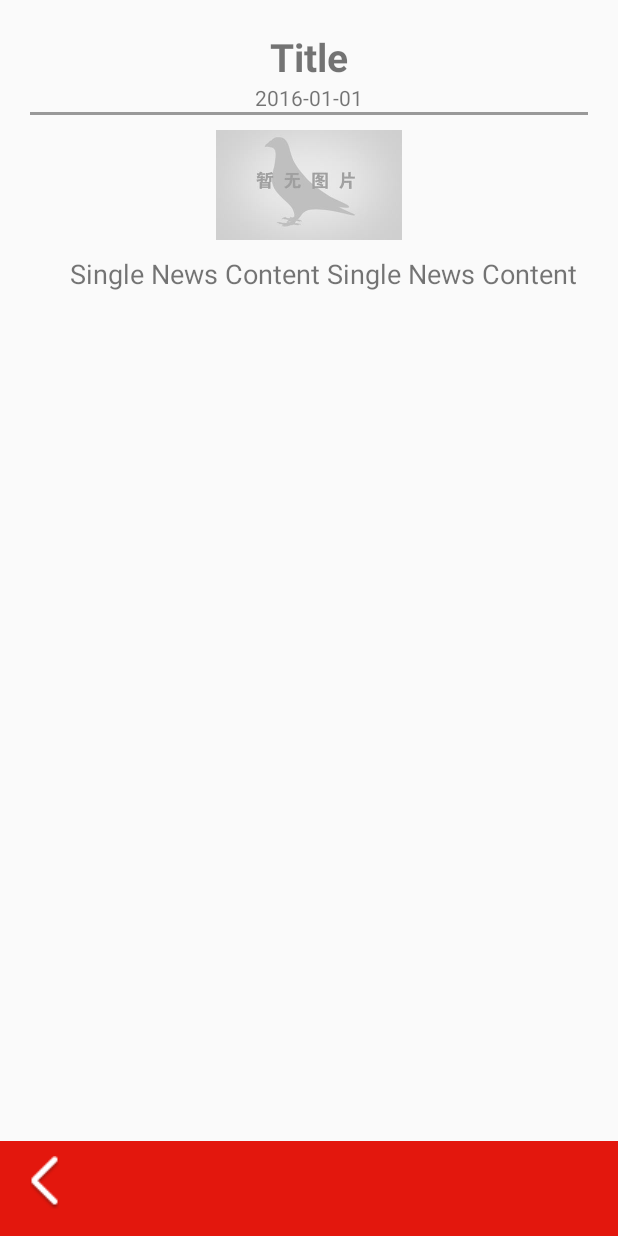
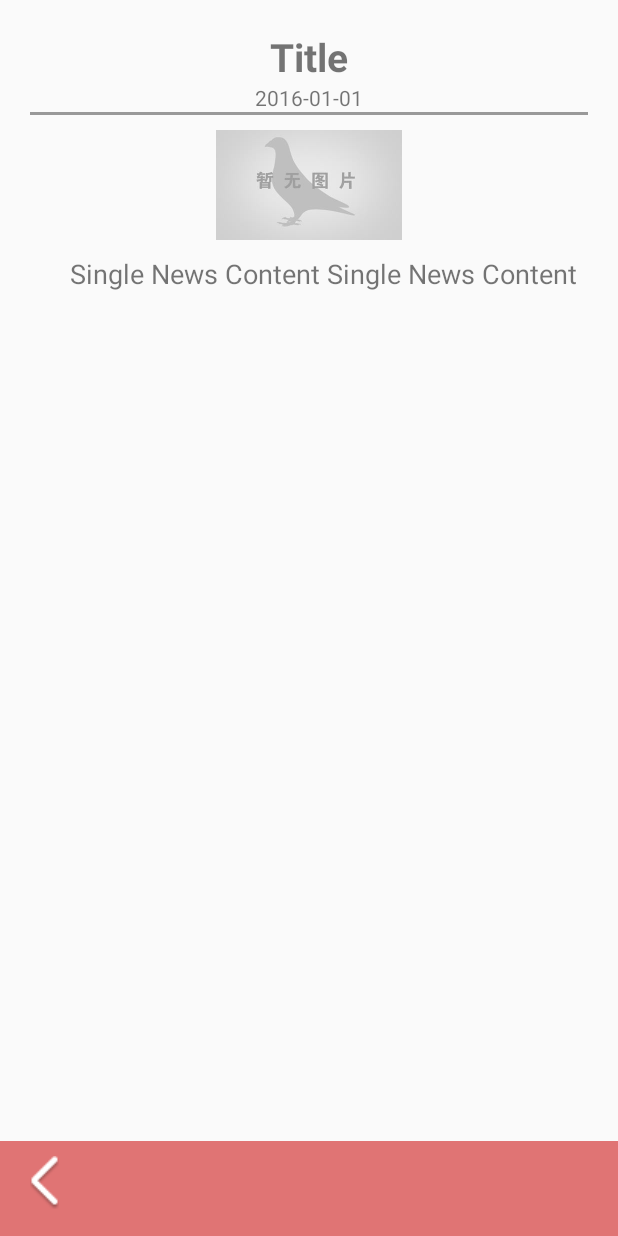
Before and after one commit to zhulr/ASOSApp, an Android app: the NewsDetailedActivity screen opened directly, with no data from a screen before it, on a phone screen of 412 x 824 dp. Run offline under Robolectric (Android 15) with nearby library versions, the phone set to English and light mode, and no system bars; 1 statement that could not run was skipped.

Commit message:
图片调整

```diff
--- a/app/src/main/res/layout/activity_news_detailed.xml
+++ b/app/src/main/res/layout/activity_news_detailed.xml
@@ -68,7 +68,7 @@
         android:layout_width="match_parent"
         android:layout_height="match_parent"
         android:layout_weight="12"
-        android:background="@color/title_color"
+        android:background="@color/btn_color_login"
         android:orientation="horizontal">
 
         <ImageView
```
Also changed, not shown: app/src/main/res/drawable-hdpi/loading_1.png (deleted), app/src/main/res/drawable-hdpi/loading_10.png (deleted), app/src/main/res/drawable-hdpi/loading_11.png (deleted), app/src/main/res/drawable-hdpi/loading_12.png (deleted), app/src/main/res/drawable-hdpi/loading_13.png (deleted), app/src/main/res/drawable-hdpi/loading_14.png (deleted), app/src/main/res/drawable-hdpi/loading_2.png (deleted), app/src/main/res/drawable-hdpi/loading_3.png (deleted), app/src/main/res/drawable-hdpi/loading_4.png (deleted), app/src/main/res/drawable-hdpi/loading_5.png (deleted), app/src/main/res/drawable-hdpi/loading_6.png (deleted), app/src/main/res/drawable-hdpi/loading_7.png (deleted), app/src/main/res/drawable-hdpi/loading_8.png (deleted), app/src/main/res/drawable-hdpi/loading_9.png (deleted), 1 more files.
